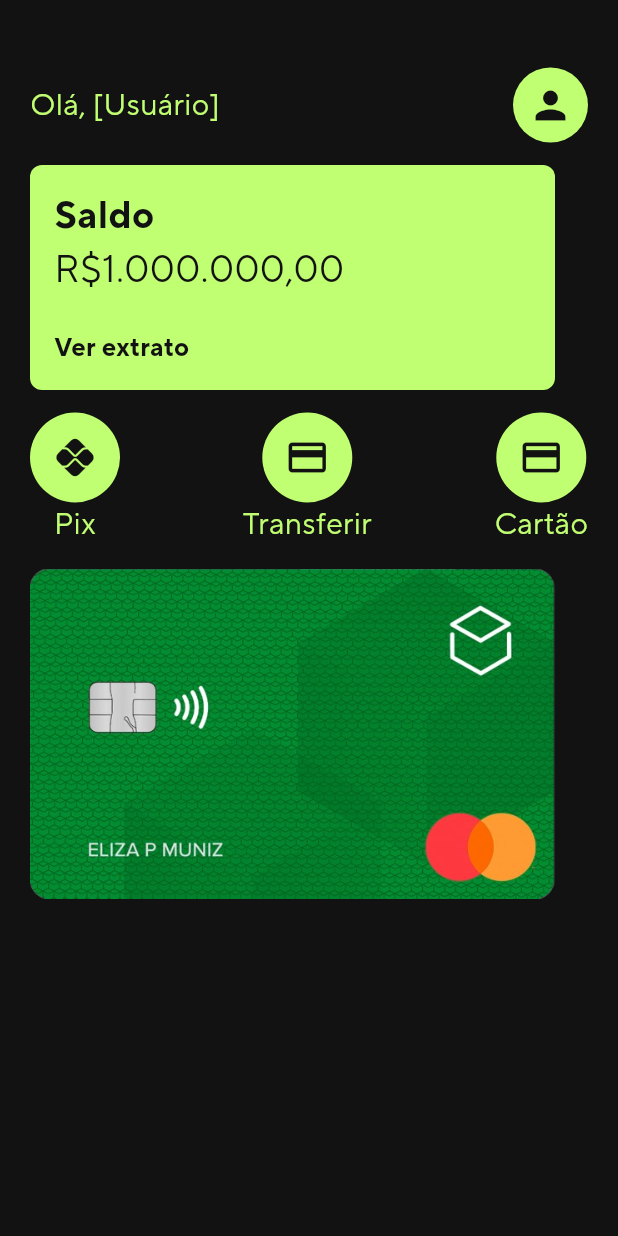
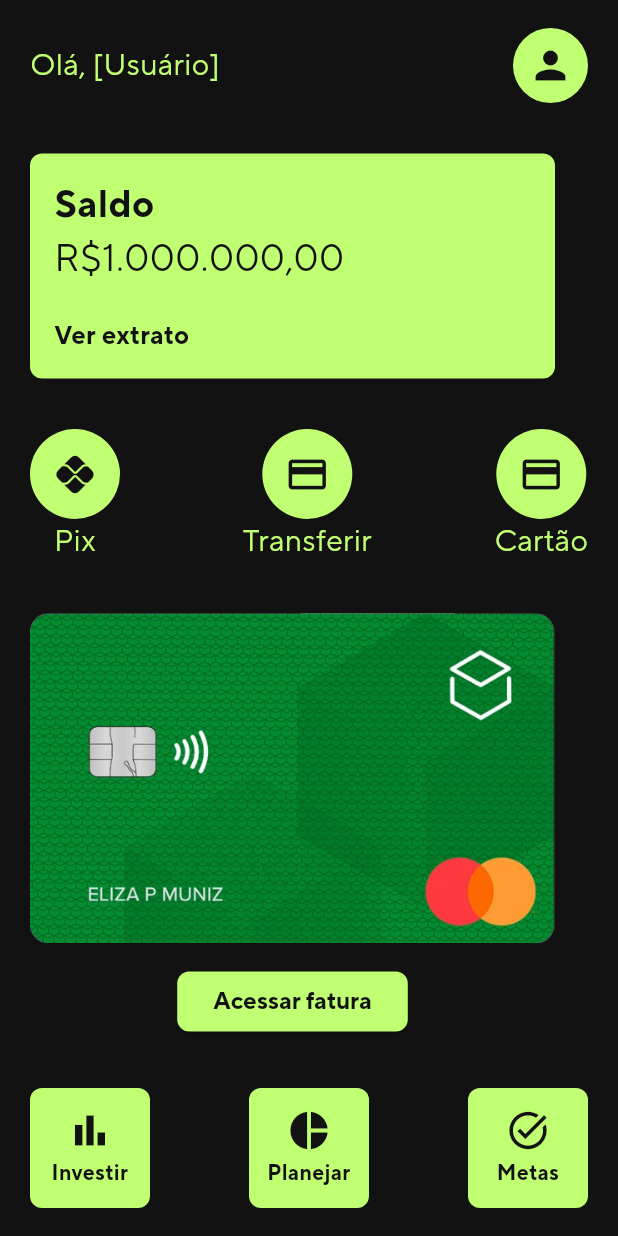
Before and after one commit to andreluiisdantas/Rise-Finance, a Flutter app: the Home screen opened directly, on a phone screen of 412 x 824 dp. Run offline on Flutter 3.47's test engine with Material 3 defaults, Android fonts, the phone set to English and light mode, and no system bars.

Commit message:
Dashboard Page Finalized

```diff
--- a/rise_finance/lib/pages/home.dart
+++ b/rise_finance/lib/pages/home.dart
@@ -11,10 +11,10 @@ class Home extends StatelessWidget {
         child: Padding(
           padding: const EdgeInsets.symmetric(horizontal: 20.0),
           child: Column(
+            mainAxisAlignment: MainAxisAlignment.spaceEvenly,
             spacing: 15,
             crossAxisAlignment: CrossAxisAlignment.start,
             children: [
-              SizedBox(height: 30),
 
               Row(
                 mainAxisAlignment: MainAxisAlignment.spaceBetween,
@@ -191,8 +191,142 @@ class Home extends StatelessWidget {
                   ),
                 ],
               ),
+              Column(
+                spacing: 15,
+                children: [
+                  Image.asset("assets/cartao.png", width: 350, height: 220,),
+                  ElevatedButton(
+                    style: ElevatedButton.styleFrom(
+                      backgroundColor: const Color(0xFFC1FF72),
+                      shape: RoundedRectangleBorder(
+                        borderRadius: BorderRadius.circular(8)
+                      ),
+                      textStyle: TextStyle(fontSize: 16, fontWeight: FontWeight.w600, fontFamily: "TTNormsPro"),
+                      foregroundColor: Color(0xFFF121212)
+                    ),
+                    onPressed: (){
+                      Navigator.push(context, MaterialPageRoute(builder: (context) => Home()));
+                    },
+                    child: Text("Acessar fatura")
+                  )
+                ],
+              ),
 
-              Image.asset("assets/cartao.png", width: 350, height: 220,),
+              Row(
+                mainAxisAlignment: MainAxisAlignment.spaceBetween,
+                children: [
+
+                  // Investir
+                  GestureDetector(
+                    onTap: () {
+
+                    },
+                    child: Container(
+                      width: 80,
+                      height: 80,
+                      decoration: BoxDecoration(
+                        color: const Color(0xFFC1FF72),
+                        borderRadius: BorderRadius.circular(8),
+                      ),
+                      child: Column(
+                        mainAxisAlignment: MainAxisAlignment.center,
+                        children: const [
+                          Icon(
+                            Icons.bar_chart,
+                            size: 30,
+                            color: Color(0xFF121212),
+                          ),
+                          SizedBox(height: 4),
+                          Text(
+                            "Investir",
+                            textAlign: TextAlign.center,
+                            style: TextStyle(
+                              fontFamily: "TTNormsPro",
+                              fontSize: 14,
+                              fontWeight: FontWeight.w600,
+                              color: Color(0xFF121212),
+                            ),
+                          ),
+                        ],
+                      ),
+                    ),
+                  ),
+
+
+                  // Planejar
+                  GestureDetector(
+                    onTap: () {
+
+                    },
+                    child: Container(
+                      width: 80,
+                      height: 80,
+                      decoration: BoxDecoration(
+                        color: const Color(0xFFC1FF72),
+                        borderRadius: BorderRadius.circular(8),
+                      ),
+                      child: Column(
+                        mainAxisAlignment: MainAxisAlignment.center,
+                        children: const [
+                          Icon(
+                            Icons.pie_chart,
+                            size: 30,
+                            color: Color(0xFF121212),
+                          ),
+                          SizedBox(height: 4),
+                          Text(
+                            "Planejar",
+                            textAlign: TextAlign.center,
+                            style: TextStyle(
+                              fontFamily: "TTNormsPro",
+                              fontSize: 14,
+                              fontWeight: FontWeight.w600,
+                              color: Color(0xFF121212),
+                            ),
+                          ),
+                        ],
+                      ),
+                    ),
+                  ),
+
+                  // Metas
+                  GestureDetector(
+                    onTap: () {
+
+                    },
+                    child: Container(
+                      width: 80,
+                      height: 80,
+                      decoration: BoxDecoration(
+                        color: const Color(0xFFC1FF72),
+                        borderRadius: BorderRadius.circular(8),
+                      ),
+                      child: Column(
+                        mainAxisAlignment: MainAxisAlignment.center,
+                        children: const [
+                          Icon(
+                            Icons.task_alt,
+                            size: 30,
+                            color: Color(0xFF121212),
+                          ),
+                          SizedBox(height: 4),
+                          Text(
+                            "Metas",
+                            textAlign: TextAlign.center,
+                            style: TextStyle(
+                              fontFamily: "TTNormsPro",
+                              fontSize: 14,
+                              fontWeight: FontWeight.w600,
+                              color: Color(0xFF121212),
+                            ),
+                          ),
+                        ],
+                      ),
+                    ),
+                  )
+                ]
+              )
+
             ],
           ),
         ),
```
